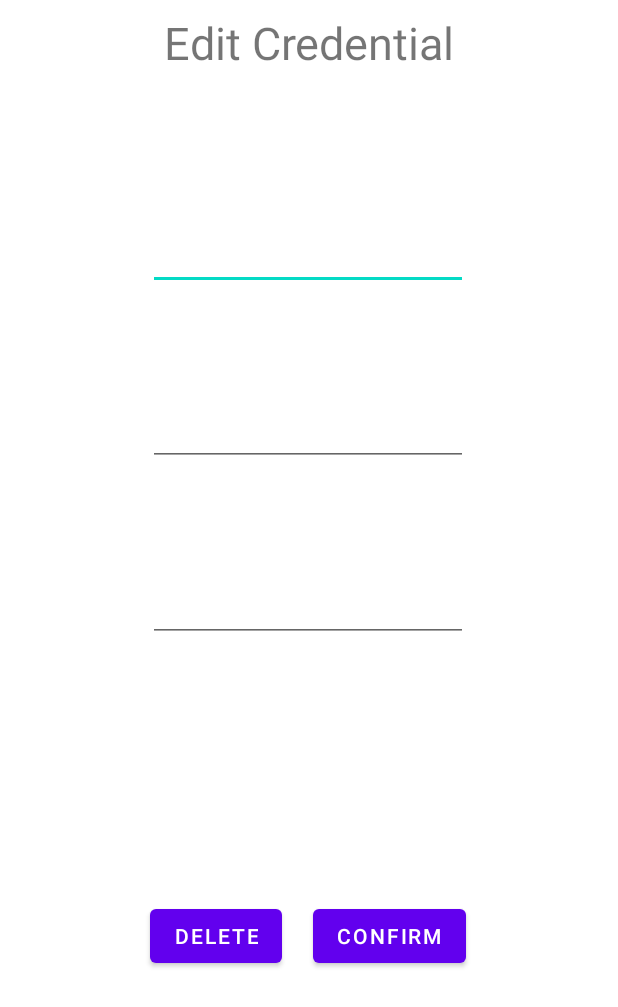
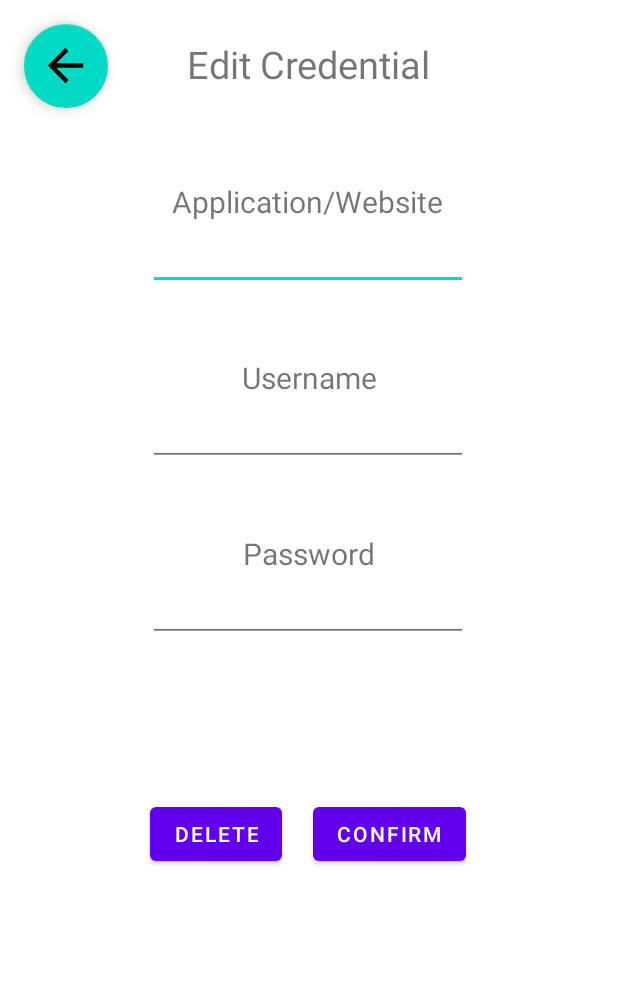
Before and after one commit to AndreC98/PasswordManagerAndroidAPP, an Android app: the layout edit.xml on its own in the app's theme, with its tools: preview values and no code run, on a phone screen of 412 x 824 dp. Shown: the top 1007 px of the screen. Run offline under Robolectric (Android 15) with nearby library versions, the phone set to English and light mode, and no system bars.

Commit message:
Added error message when credential fields are empty, changed location of back button

```diff
--- a/app/src/main/res/layout/edit.xml
+++ b/app/src/main/res/layout/edit.xml
@@ -6,26 +6,27 @@
     android:layout_height="match_parent">
 
     <Button
+        android:id="@+id/button2"
         android:layout_width="wrap_content"
         android:layout_height="wrap_content"
-        android:layout_marginTop="600dp"
+        android:layout_marginTop="104dp"
         android:onClick="saveEdit"
         android:text="Confirm"
         app:layout_constraintEnd_toEndOf="parent"
         app:layout_constraintHorizontal_bias="0.674"
         app:layout_constraintStart_toStartOf="parent"
-        app:layout_constraintTop_toTopOf="parent" />
+        app:layout_constraintTop_toBottomOf="@+id/editPassword" />
 
     <Button
         android:layout_width="wrap_content"
         android:layout_height="wrap_content"
-        android:layout_marginTop="600dp"
+        android:layout_marginTop="104dp"
         android:onClick="delete"
         android:text="Delete"
-        app:layout_constraintEnd_toEndOf="parent"
-        app:layout_constraintHorizontal_bias="0.309"
+        app:layout_constraintEnd_toStartOf="@+id/button2"
+        app:layout_constraintHorizontal_bias="0.826"
         app:layout_constraintStart_toStartOf="parent"
-        app:layout_constraintTop_toTopOf="parent" />
+        app:layout_constraintTop_toBottomOf="@+id/editPassword" />
 
     <EditText
         android:id="@+id/editApplication"
@@ -64,12 +65,61 @@
         app:layout_constraintTop_toBottomOf="@+id/editUsername" />
 
     <TextView
+        android:id="@+id/textView"
         android:layout_width="wrap_content"
         android:layout_height="wrap_content"
-        android:layout_marginTop="8dp"
+        android:layout_marginTop="25dp"
         android:text="Edit Credential"
-        android:textSize="30dp"
+        android:textSize="25dp"
         app:layout_constraintEnd_toEndOf="parent"
         app:layout_constraintStart_toStartOf="parent"
         app:layout_constraintTop_toTopOf="parent" />
+
+    <com.google.android.material.floatingactionbutton.FloatingActionButton
+        android:id="@+id/floatingActionButton"
+        android:layout_width="wrap_content"
+        android:layout_height="wrap_content"
+        android:layout_marginStart="16dp"
+        android:layout_marginTop="16dp"
+        android:clickable="true"
+        app:maxImageSize="35dp"
+        android:onClick="goBack"
+        app:layout_constraintEnd_toStartOf="@+id/textView"
+        app:layout_constraintHorizontal_bias="0.0"
+        app:layout_constraintStart_toStartOf="parent"
+        app:layout_constraintTop_toTopOf="parent"
+        app:srcCompat="@drawable/abc_vector_test" />
+
+    <TextView
+        android:id="@+id/textView2"
+        android:layout_width="wrap_content"
+        android:layout_height="wrap_content"
+        android:text="Application/Website"
+        android:textSize="20dp"
+        app:layout_constraintBottom_toTopOf="@+id/editApplication"
+        app:layout_constraintEnd_toEndOf="parent"
+        app:layout_constraintHorizontal_bias="0.497"
+        app:layout_constraintStart_toStartOf="parent"
+        app:layout_constraintTop_toBottomOf="@+id/textView"
+        app:layout_constraintVertical_bias="1.0" />
+
+    <TextView
+        android:id="@+id/textView3"
+        android:layout_width="wrap_content"
+        android:layout_height="wrap_content"
+        android:text="Username"
+        android:textSize="20dp"
+        app:layout_constraintBottom_toTopOf="@+id/editUsername"
+        app:layout_constraintEnd_toEndOf="parent"
+        app:layout_constraintStart_toStartOf="parent" />
+
+    <TextView
+        android:id="@+id/textView4"
+        android:layout_width="wrap_content"
+        android:layout_height="wrap_content"
+        android:text="Password"
+        android:textSize="20dp"
+        app:layout_constraintBottom_toTopOf="@+id/editPassword"
+        app:layout_constraintEnd_toEndOf="parent"
+        app:layout_constraintStart_toStartOf="parent" />
 </androidx.constraintlayout.widget.ConstraintLayout>
--- a/app/src/main/res/values/strings.xml
+++ b/app/src/main/res/values/strings.xml
@@ -2,4 +2,5 @@
     <string name="app_name">PasswordManagerAPP</string>
     <string name="saved_credentials">Saved Credentials</string>
     <string name="username">Username</string>
+    <string name="saved_accounts">Saved Accounts</string>
 </resources>
```
Also changed, not shown: app/src/main/java/com/example/passwordmanagerapp/MainActivity.java (+13 -6 lines), app/src/main/res/layout/activity_main.xml (+16 -3 lines), app/src/main/res/layout/add.xml (+19 -14 lines), 1 other file.
